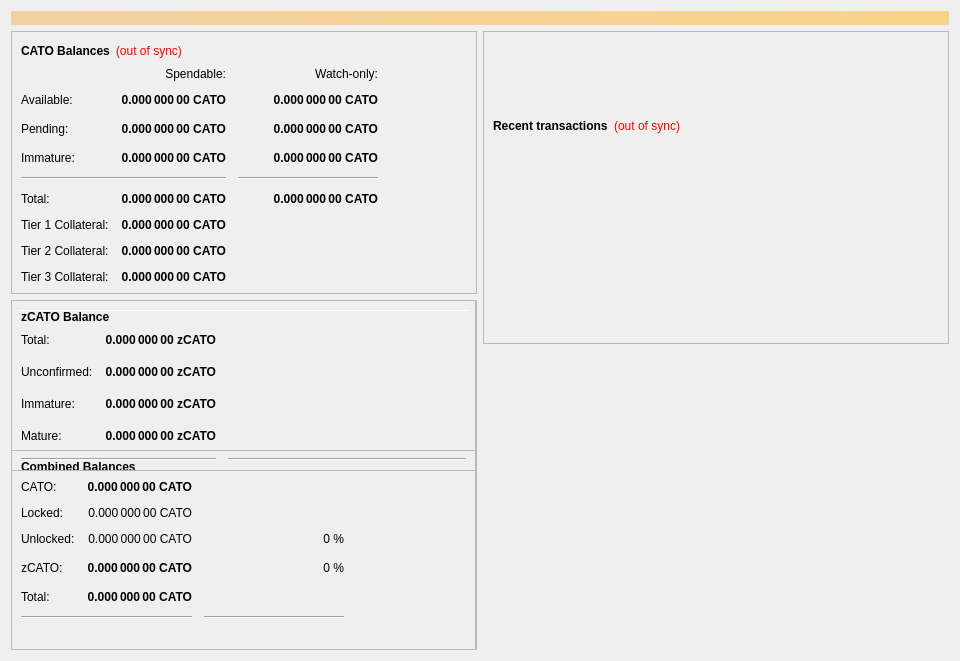
This is src/qt/forms/overviewpage.ui in MCLXI/Cato as Qt 5 draws it before an edit. The edited form follows.
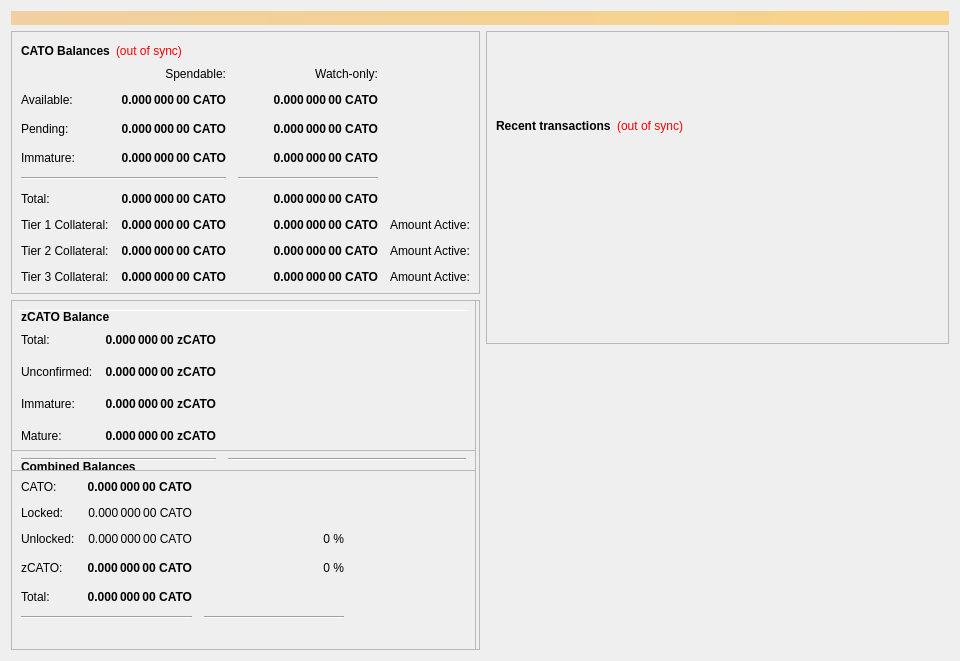
This is the edited form.

```diff
--- a/src/qt/forms/overviewpage.ui
+++ b/src/qt/forms/overviewpage.ui
@@ -232,6 +232,27 @@
               </property>
              </widget>
             </item>
+            <item row="7" column="3">
+             <widget class="QLabel" name="labelTotalText5">
+              <property name="text">
+               <string>Amount Active:</string>
+              </property>
+             </widget>
+            </item>
+          <item row="8" column="3">
+             <widget class="QLabel" name="labelTotalText6">
+              <property name="text">
+               <string>Amount Active:</string>
+              </property>
+             </widget>
+            </item>
+          <item row="9" column="3">
+             <widget class="QLabel" name="labelTotalText7">
+              <property name="text">
+               <string>Amount Active:</string>
+              </property>
+             </widget>
+            </item>
             <item row="3" column="1">
              <widget class="QLabel" name="labelImmature">
               <property name="font">
@@ -377,6 +398,81 @@
               </property>
              </widget>
             </item>
+            <item row="7" column="2">
+             <widget class="QLabel" name="labelTotal5">
+              <property name="font">
+               <font>
+                <weight>75</weight>
+                <bold>true</bold>
+               </font>
+              </property>
+              <property name="cursor">
+               <cursorShape>IBeamCursor</cursorShape>
+              </property>
+              <property name="toolTip">
+               <string>Your current total balance</string>
+              </property>
+              <property name="text">
+               <string notr="true">0.000 000 00 CATO</string>
+              </property>
+              <property name="alignment">
+               <set>Qt::AlignRight|Qt::AlignTrailing|Qt::AlignVCenter</set>
+              </property>
+              <property name="textInteractionFlags">
+               <set>Qt::LinksAccessibleByMouse|Qt::TextSelectableByKeyboard|Qt::TextSelectableByMouse</set>
+              </property>
+             </widget>
+            </item>
+            <item row="8" column="2">
+             <widget class="QLabel" name="labelTotal6">
+              <property name="font">
+               <font>
+                <weight>75</weight>
+                <bold>true</bold>
+               </font>
+              </property>
+              <property name="cursor">
+               <cursorShape>IBeamCursor</cursorShape>
+              </property>
+              <property name="toolTip">
+               <string>Your current total balance</string>
+              </property>
+              <property name="text">
+               <string notr="true">0.000 000 00 CATO</string>
+              </property>
+              <property name="alignment">
+               <set>Qt::AlignRight|Qt::AlignTrailing|Qt::AlignVCenter</set>
+              </property>
+              <property name="textInteractionFlags">
+               <set>Qt::LinksAccessibleByMouse|Qt::TextSelectableByKeyboard|Qt::TextSelectableByMouse</set>
+              </property>
+             </widget>
+            </item>
+            <item row="9" column="2">
+             <widget class="QLabel" name="labelTotal7">
+              <property name="font">
+               <font>
+                <weight>75</weight>
+                <bold>true</bold>
+               </font>
+              </property>
+              <property name="cursor">
+               <cursorShape>IBeamCursor</cursorShape>
+              </property>
+              <property name="toolTip">
+               <string>Your current total balance</string>
+              </property>
+              <property name="text">
+               <string notr="true">0.000 000 00 CATO</string>
+              </property>
+              <property name="alignment">
+               <set>Qt::AlignRight|Qt::AlignTrailing|Qt::AlignVCenter</set>
+              </property>
+              <property name="textInteractionFlags">
+               <set>Qt::LinksAccessibleByMouse|Qt::TextSelectableByKeyboard|Qt::TextSelectableByMouse</set>
+              </property>
+             </widget>
+            </item>
             <item row="5" column="2">
              <widget class="QLabel" name="labelWatchTotal">
               <property name="font">
```
